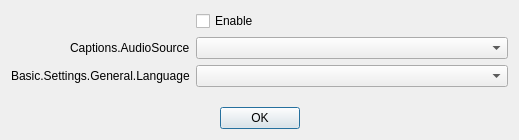
Above: UI/frontend-plugins/frontend-tools/forms/captions.ui from deepin-community/obs-studio before the change. Below: the same form after it.
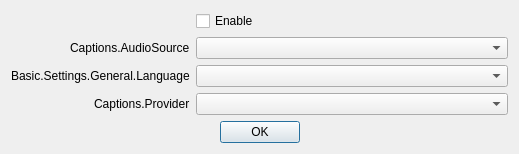
That is the form after the change.

```diff
--- a/UI/frontend-plugins/frontend-tools/forms/captions.ui
+++ b/UI/frontend-plugins/frontend-tools/forms/captions.ui
@@ -7,7 +7,7 @@
     <x>0</x>
     <y>0</y>
     <width>519</width>
-    <height>140</height>
+    <height>152</height>
    </rect>
   </property>
   <property name="windowTitle">
@@ -56,6 +56,20 @@
      <item row="2" column="1">
       <widget class="QComboBox" name="language"/>
      </item>
+     <item row="3" column="1">
+      <widget class="QComboBox" name="provider">
+       <property name="insertPolicy">
+        <enum>QComboBox::InsertAlphabetically</enum>
+       </property>
+      </widget>
+     </item>
+     <item row="3" column="0">
+      <widget class="QLabel" name="label_3">
+       <property name="text">
+        <string>Captions.Provider</string>
+       </property>
+      </widget>
+     </item>
     </layout>
    </item>
    <item>
```
